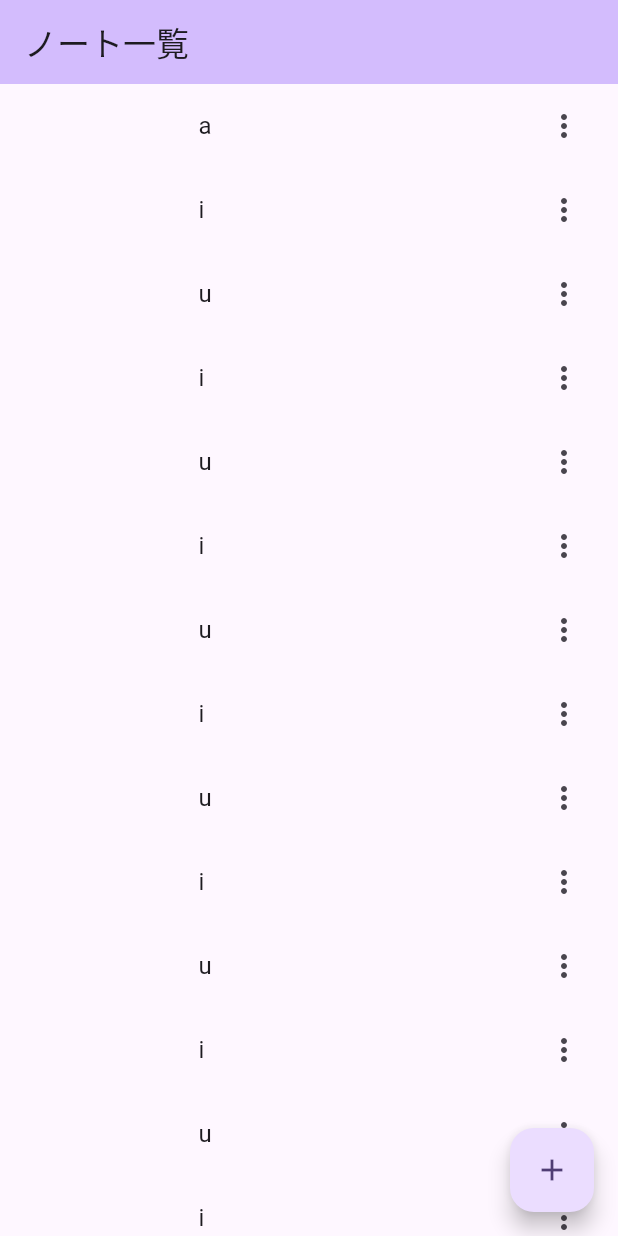
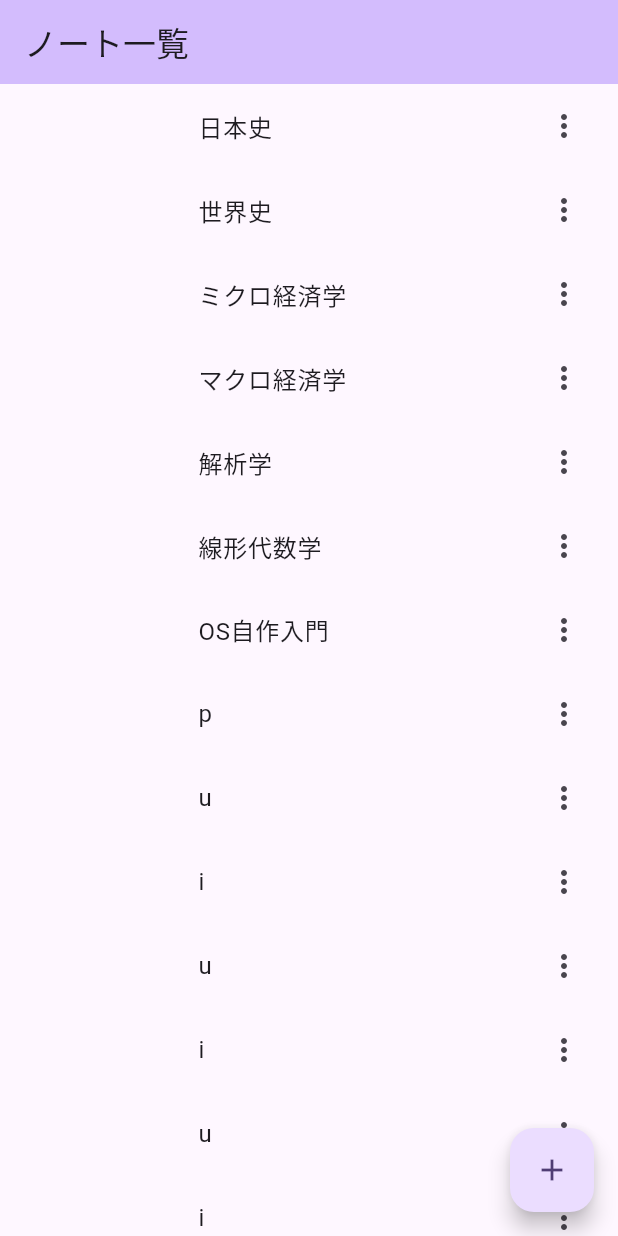
Before and after one commit to Exzrgs/KnowFill, a Flutter app: the screen it shows after launch, on a phone screen of 412 x 824 dp. Run offline on Flutter 3.47's test engine with Material 2 defaults, Android fonts, the phone set to English and light mode, and no system bars.

Commit message:
ノート一覧の配列の中身を具体的にしただけ。なんかcommitしろって怒られたからする...

```diff
--- a/frontend/lib/main.dart
+++ b/frontend/lib/main.dart
@@ -64,7 +64,7 @@ class NoteList extends StatefulWidget {
 }
 
 class _NoteListState extends State<NoteList> {
-  List<String> noteArray = ["a","i","u","i","u","i","u","i","u","i","u","i","u","i","u","i","u","i","u","i","u","i","u","i","u"];
+  List<String> noteArray = ["日本史","世界史","ミクロ経済学","マクロ経済学","解析学","線形代数学","OS自作入門","p","u","i","u","i","u","i","u","i","u","i","u","i","u","i","u","i","u"];
 
   @override
   Widget build(BuildContext context) {
```
